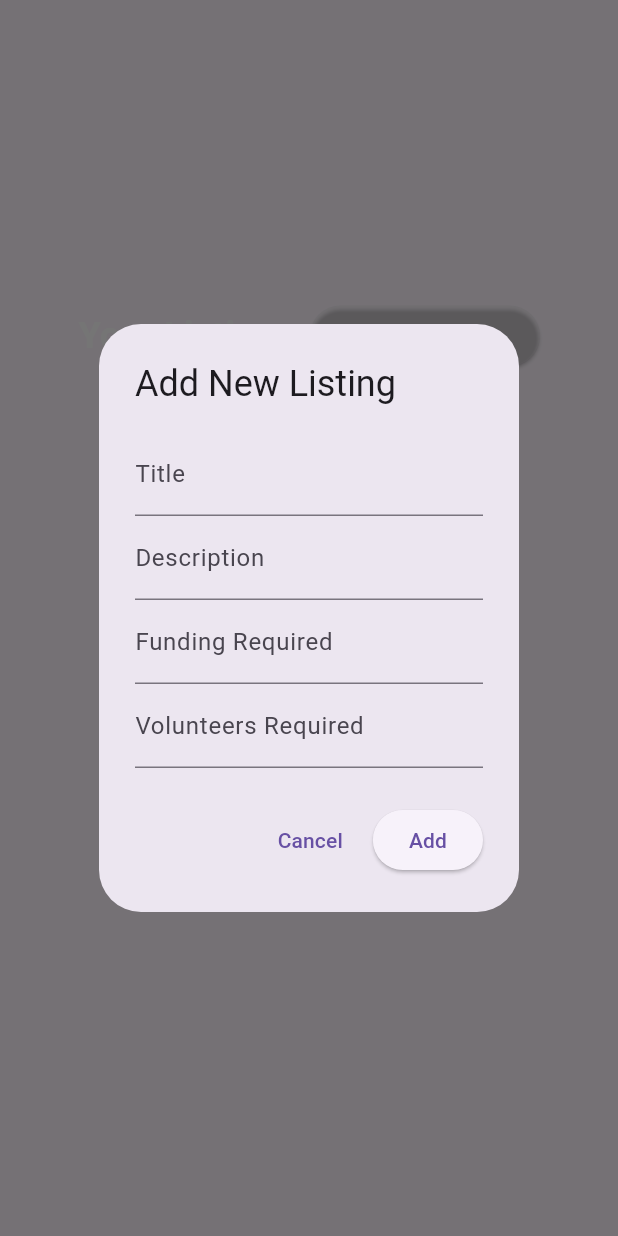
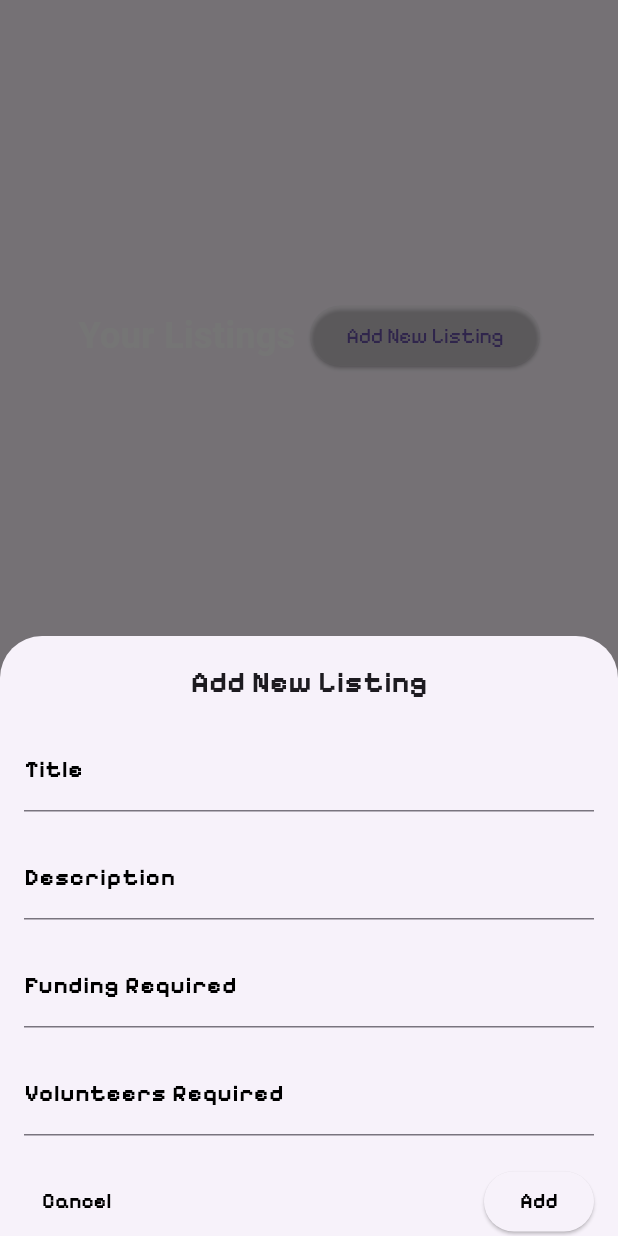
Before and after one commit to aditya-10k/SegFaulters_LOC7, a Flutter app: the OrgListPage widget shown alone on an empty page, opened directly with empty values, after a tap on "Add New Listing", on a phone screen of 412 x 824 dp. Run offline on Flutter 3.47's test engine with Material 3 defaults, Android fonts, the phone set to English and light mode, and no system bars; our stand-ins replace animated_text_kit, blurrycontainer, cloud_firestore, firebase_core, geolocator, shared_preferences; accounts and stored records are empty.

Commit message:
final prolly

```diff
--- a/lib/pages/ListPage.dart
+++ b/lib/pages/ListPage.dart
@@ -52,45 +52,74 @@ class OrgListPage extends StatelessWidget {
   TextEditingController fundingController = TextEditingController();
   TextEditingController volunteerController = TextEditingController();
 
-    await showDialog(
+  await showModalBottomSheet(
     context: context,
+    isScrollControlled: true, // Allow content to be scrollable
     builder: (context) {
-        return AlertDialog(
-          title: Text("Add New Listing"),
-          content: Column(
-            mainAxisSize: MainAxisSize.min,
+      return Container(
+        padding: EdgeInsets.all(16.0), // Padding for better spacing
+        width: 700, // Set width to full screen
+        height: 400,
+        child: Column(
+          mainAxisSize: MainAxisSize.min, // Ensure content size adapts
           children: [
+            Text(
+              "Add New Listing",
+              style: TextStyle(fontSize: 20, fontWeight: FontWeight.bold,fontFamily: 'PixelyB'),
+            ),
+            SizedBox(height: 16),
             TextField(
               controller: titleController,
-                  decoration: InputDecoration(labelText: "Title")),
+              decoration: InputDecoration(
+                 labelStyle: TextStyle(
+                  color: Colors.black,
+                  fontFamily: 'PixelyB'
+                ),labelText: "Title"),
+            ),
+            SizedBox(height: 16),
             TextField(
               controller: descriptionController,
-                  decoration: InputDecoration(labelText: "Description")),
+              decoration: InputDecoration(
+                 labelStyle: TextStyle(
+                  color: Colors.black,
+                  fontFamily: 'PixelyB'
+                ),labelText: "Description"),
+            ),
+            SizedBox(height: 16),
             TextField(
               controller: fundingController,
-                  decoration: InputDecoration(labelText: "Funding Required"),
-                  keyboardType: TextInputType.number),
+              decoration: InputDecoration( labelStyle: TextStyle(
+                  color: Colors.black,
+                  fontFamily: 'PixelyB'
+                ),labelText: "Funding Required"),
+              keyboardType: TextInputType.number,
+            ),
+            SizedBox(height: 16),
             TextField(
               controller: volunteerController,
-                  decoration: InputDecoration(labelText: "Volunteers Required"),
-                  keyboardType: TextInputType.number),
-            ],
+              decoration: InputDecoration( labelStyle: TextStyle(
+                  color: Colors.black,
+                  fontFamily: 'PixelyB'
+                ),labelText: "Volunteers Required"),
+              keyboardType: TextInputType.number,
             ),
-          actions: [
+            SizedBox(height: 20),
+            Row(
+              mainAxisAlignment: MainAxisAlignment.spaceBetween,
+              children: [
                 TextButton(
-                onPressed: () => Navigator.pop(context), child: Text("Cancel")),
+                  onPressed: () => Navigator.pop(context),
+                  child: Text("Cancel", style: TextStyle(fontFamily: 'PixelyB',color: Colors.black),),
+                ),
                 ElevatedButton(
                   onPressed: () async {
                     if (titleController.text.isNotEmpty &&
                         descriptionController.text.isNotEmpty) {
-                  FirebaseFirestore.instance
-                      .collection("Ngo")
-                      .doc(uid)
-                      .collection("listing")
-                      .add({
+                      FirebaseFirestore.instance.collection("Ngo").doc(uid).collection("listing").add({
                         "title": titleController.text,
                         "description": descriptionController.text,
                         "fundingRequired": fundingController.text,
+                        "volunteersRequired": volunteerController.text,
                         "uid": uid,
                         "isCommitted": false,
                         "timestamp": FieldValue.serverTimestamp(),
@@ -98,13 +127,17 @@ class OrgListPage extends StatelessWidget {
                       Navigator.pop(context);
                     }
                   },
-              child: Text("Add"),
+                  child: Text("Add",style: TextStyle(fontFamily: 'PixelyB',color: Colors.black),),
                 ),
               ],
+            ),
+          ],
+        ),
       );
     },
   );
 }
+
 
   // Edit a listing
  Future<void> _editListing(
@@ -120,29 +153,57 @@ class OrgListPage extends StatelessWidget {
   TextEditingController fundingController =
       TextEditingController(text: currentFunding);
 
-    await showDialog(
+  await showModalBottomSheet(
     context: context,
+    isScrollControlled: true, // Allow content to be scrollable
     builder: (context) {
-        return AlertDialog(
-          title: Text("Edit Listing"),
-          content: Column(
-            mainAxisSize: MainAxisSize.min,
+      return Container(
+        padding: EdgeInsets.all(16.0), // Padding for better spacing
+        width: MediaQuery.of(context).size.width * 0.9, // Adjust width to 90% of the screen width
+        child: Column(
+          mainAxisSize: MainAxisSize.min, // Ensure content size adapts
           children: [
+            Text(
+              "Edit Listing",
+              style: TextStyle(fontSize: 20, fontWeight: FontWeight.bold,fontFamily: 'PixelyB'),
+            ),
+            SizedBox(height: 16),
             TextField(
               controller: titleController,
-                  decoration: InputDecoration(labelText: "Title")),
+              decoration: InputDecoration(
+                labelStyle: TextStyle(
+                  color: Colors.black,
+                  fontFamily: 'PixelyB'
+                ),
+                labelText: "Title"),
+            ),
             TextField(
               controller: descriptionController,
-                  decoration: InputDecoration(labelText: "Description")),
+              decoration: InputDecoration(
+                labelStyle: TextStyle(
+                  color: Colors.black,
+                  fontFamily: 'PixelyB'
+                ),
+                labelText: "Description"),
+            ),
             TextField(
               controller: fundingController,
-                  decoration: InputDecoration(labelText: "Funding Required"),
-                  keyboardType: TextInputType.number),
-            ],
+              decoration: InputDecoration(
+                labelStyle: TextStyle(
+                  color: Colors.black,
+                  fontFamily: 'PixelyB'
                 ),
-          actions: [
+                labelText: "Funding Required"),
+              keyboardType: TextInputType.number,
+            ),
+            SizedBox(height: 20),
+            Row(
+              mainAxisAlignment: MainAxisAlignment.spaceBetween,
+              children: [
                 TextButton(
-                onPressed: () => Navigator.pop(context), child: Text("Cancel")),
+                  onPressed: () => Navigator.pop(context),
+                  child: Text("Cancel", style: TextStyle(fontFamily: 'PixelyB',color: Colors.black),),
+                ),
                 ElevatedButton(
                   onPressed: () async {
                     if (titleController.text.isNotEmpty &&
@@ -158,15 +219,22 @@ class OrgListPage extends StatelessWidget {
                         "fundingRequired": fundingController.text,
                       });
                       Navigator.pop(context);
+                      titleController.clear();
+                      descriptionController.clear();
+                      fundingController.clear();
                     }
                   },
-              child: Text("Save"),
+                  child: Text("Save",style: TextStyle(fontFamily: 'PixelyB',color: Colors.black),),
                 ),
               ],
+            ),
+          ],
+        ),
       );
     },
   );
 }
+
 
   // Delete a listing
   Future<void> _deleteListing(String docId) async {
@@ -242,14 +310,15 @@ class OrgListPage extends StatelessWidget {
                         title: Text(data["title"],
                             style: TextStyle(
                                 color: Colors.white,
+                                fontFamily: 'PixelyB',
                                 fontWeight: FontWeight.bold)),
                         subtitle: Column(
                           crossAxisAlignment: CrossAxisAlignment.start,
                           children: [
                             Text("Description: ${data["description"]}",
-                                style: TextStyle(color: Colors.white70)),
+                                style: TextStyle(color: Colors.white70,fontFamily: 'PixelyB')),
                             Text("Funding: ₹${data["fundingRequired"]}",
-                                style: TextStyle(color: Colors.white70)),
+                                style: TextStyle(color: Colors.white70,fontFamily: 'PixelyB')),
                           ],
                         ),
                         trailing: Row(
```
Also changed, not shown: lib/pages/MainPage.dart (+12 -8 lines). Lines whose indentation alone changed are shown as unchanged.
